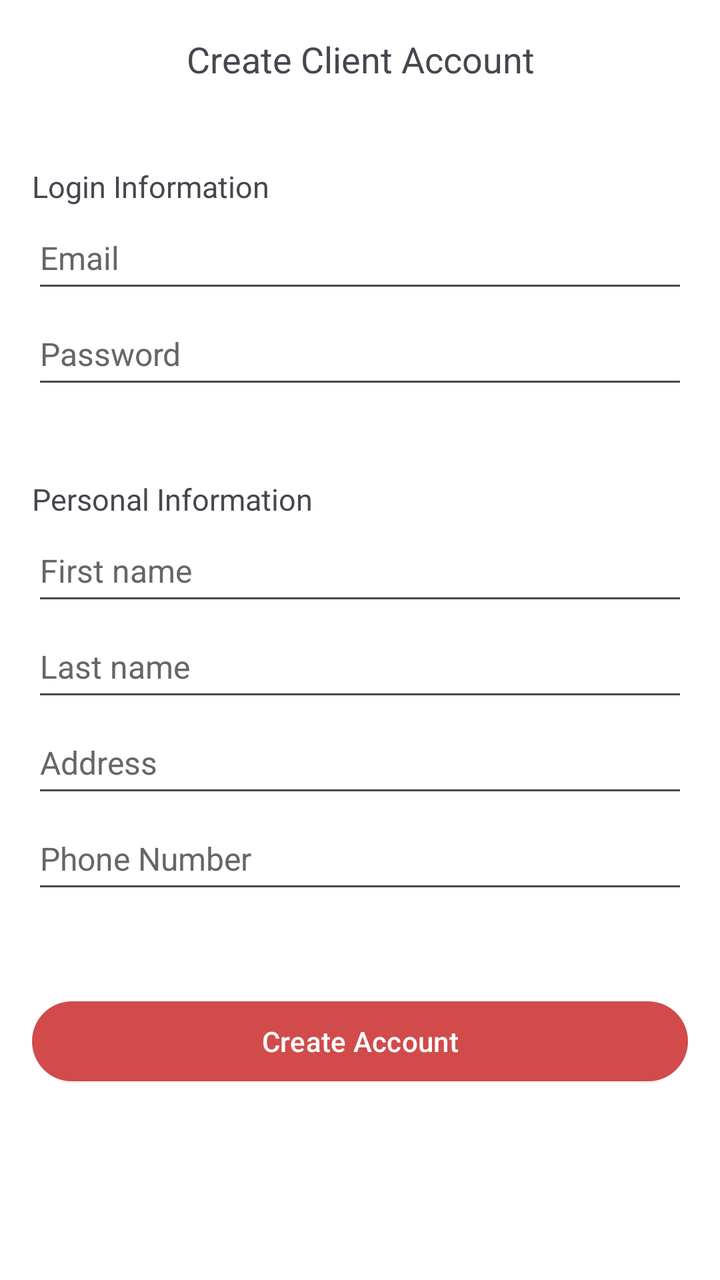
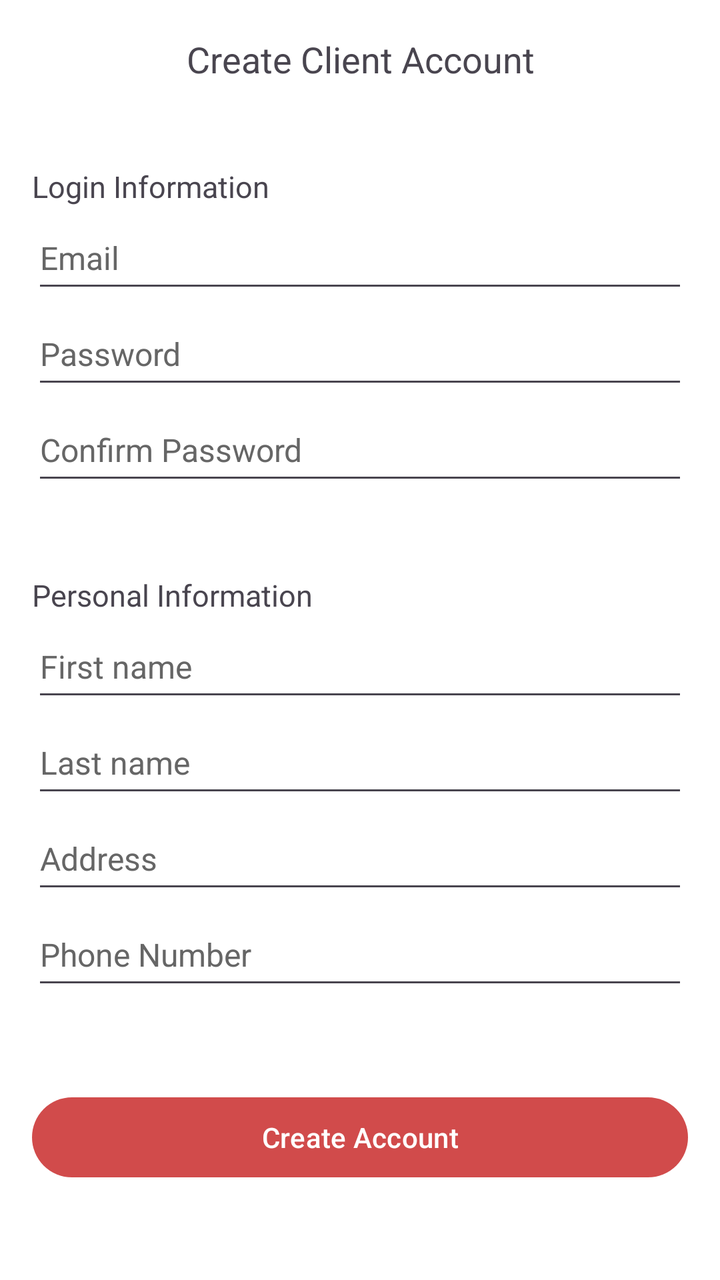

Two renders of the same Android screen: before a commit and after it. Below are the layout's source before the change and the commit's diff.
<!-- AndroidManifest.xml: application theme Theme.Sample_project -->
<!-- res/layout/create_profile_client.xml -->
<?xml version="1.0" encoding="utf-8"?>
<androidx.constraintlayout.widget.ConstraintLayout xmlns:android="http://schemas.android.com/apk/res/android"
    xmlns:app="http://schemas.android.com/apk/res-auto"
    xmlns:tools="http://schemas.android.com/tools"
    android:layout_width="match_parent"
    android:layout_height="match_parent">

    <LinearLayout
        android:id="@+id/rootLayout"
        android:layout_width="match_parent"
        android:layout_height="match_parent"
        android:orientation="vertical"
        android:paddingLeft="16dp"
        android:paddingRight="16dp">

        <TextView
            android:id="@+id/textView"
            android:layout_width="match_parent"
            android:layout_height="27dp"
            android:layout_marginTop="16dp"
            android:gravity="center"
            android:text="Create Client Account"
            android:textSize="18sp" />

        <TextView
            android:id="@+id/textView2"
            android:layout_width="match_parent"
            android:layout_height="wrap_content"
            android:layout_marginTop="40dp"
            android:gravity="left"
            android:text="Login Information"
            android:textSize="15sp" />

        <EditText
            android:id="@+id/emailInput"
            android:layout_width="match_parent"
            android:layout_height="wrap_content"
            android:layout_marginTop="0dp"
            android:hint="@string/user_email"
            android:importantForAutofill="no"
            android:inputType="textEmailAddress"
            android:maxWidth="320dp"
            android:minHeight="48dp"
            android:textColorHint="#666666"
            android:textSize="16sp" />

        <EditText
            android:id="@+id/passwordInput"
            android:layout_width="match_parent"
            android:layout_height="wrap_content"
            android:hint="@string/user_password"
            android:importantForAutofill="no"
            android:inputType="textPassword"
            android:maxWidth="320dp"
            android:minHeight="48dp"
            android:textColorHint="#666666"
            android:textSize="16sp" />

        <TextView
            android:id="@+id/textView3"
            android:layout_width="match_parent"
            android:layout_height="wrap_content"
            android:layout_marginTop="40dp"
            android:gravity="left"
            android:text="Personal Information"
            android:textSize="15sp" />

        <EditText
            android:id="@+id/firstNameInput"
            android:layout_width="match_parent"
            android:layout_height="wrap_content"
            android:layout_marginTop="0dp"
            android:hint="@string/user_first_name"
            android:importantForAutofill="no"
            android:inputType="textPersonName"
            android:maxWidth="320dp"
            android:minHeight="48dp"
            android:textColorHint="#666666"
            android:textSize="16sp" />

        <EditText
            android:id="@+id/lastNameInput"
            android:layout_width="match_parent"
            android:layout_height="wrap_content"
            android:hint="@string/user_last_name"
            android:importantForAutofill="no"
            android:inputType="textPersonName"
            android:maxWidth="320dp"
            android:minHeight="48dp"
            android:textColorHint="#666666"
            android:textSize="16sp" />

        <EditText
            android:id="@+id/addressInput"
            android:layout_width="match_parent"
            android:layout_height="wrap_content"
            android:hint="@string/user_address"
            android:importantForAutofill="no"
            android:inputType="textPersonName"
            android:maxWidth="320dp"
            android:minHeight="48dp"
            android:textColorHint="#666666"
            android:textSize="16sp" />

        <EditText
            android:id="@+id/phoneInput"
            android:layout_width="match_parent"
            android:layout_height="wrap_content"
            android:hint="@string/user_phone_number"
            android:importantForAutofill="no"
            android:inputType="phone"
            android:maxWidth="320dp"
            android:minHeight="48dp"
            android:textColorHint="#666666"
            android:textSize="16sp" />

        <Button
            android:id="@+id/addCustomerUserButton"
            android:layout_width="match_parent"
            android:layout_height="wrap_content"
            android:layout_marginTop="45dp"
            android:maxWidth="320dp"
            android:text="@string/button_add_user"
            android:textColorLink="@color/main_cust_color"
            android:textSize="14sp"
            app:backgroundTint="@color/main_cust_color" />

    </LinearLayout>


</androidx.constraintlayout.widget.ConstraintLayout>
<!-- resources referenced by this layout -->
<resources>
  <color name="main_cust_color">#D14B4B</color>
  <string name="button_add_user">Create Account</string>
  <string name="user_address">Address</string>
  <string name="user_email">Email</string>
  <string name="user_first_name">First name</string>
  <string name="user_last_name">Last name</string>
  <string name="user_password">Password</string>
  <string name="user_phone_number">Phone Number</string>
  <style name="Theme.Sample_project" parent="Base.Theme.Sample_project" />
  <style name="Base.Theme.Sample_project" parent="Theme.Material3.DayNight.NoActionBar">
          
          
          <item name="android:windowBackground">@color/cardview_light_background</item>
      </style>
</resources>

<!-- the commit's change to res/layout/create_profile_client.xml (unified diff, before → after) -->
@@ -49,6 +49,18 @@
             android:layout_width="match_parent"
             android:layout_height="wrap_content"
             android:hint="@string/user_password"
+            android:importantForAutofill="no"
+            android:inputType="textPassword"
+            android:maxWidth="320dp"
+            android:minHeight="48dp"
+            android:textColorHint="#666666"
+            android:textSize="16sp" />
+
+        <EditText
+            android:id="@+id/confirmPassword"
+            android:layout_width="match_parent"
+            android:layout_height="wrap_content"
+            android:hint="@string/confirm_password"
             android:importantForAutofill="no"
             android:inputType="textPassword"
             android:maxWidth="320dp"
<!-- resource entries referenced after the edit -->
@@ -2,6 +2,7 @@
 <resources>
   <color name="main_cust_color">#D14B4B</color>
   <string name="button_add_user">Create Account</string>
+  <string name="confirm_password">Confirm Password</string>
   <string name="user_address">Address</string>
   <string name="user_email">Email</string>
   <string name="user_first_name">First name</string>
